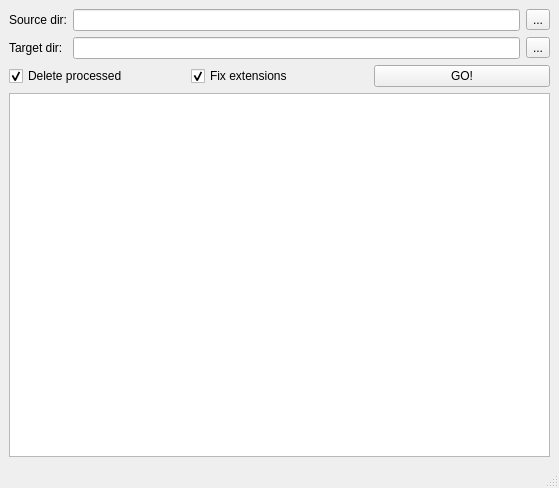
The window that main_window.ui (Kolcha/qImgSort) describes before a commit, drawn with Qt 5.
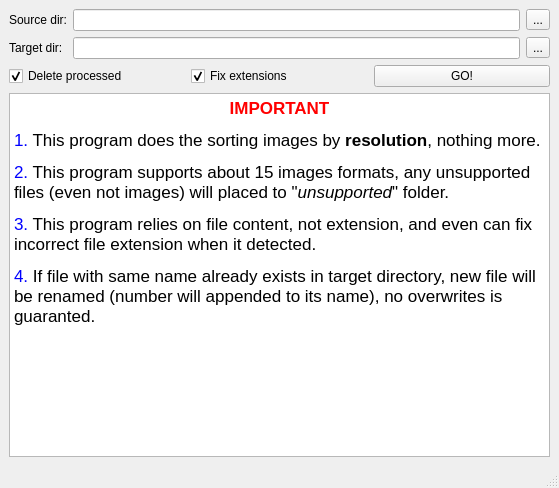
The same window after the commit.

Patch:
```diff
--- a/main_window.ui
+++ b/main_window.ui
@@ -89,6 +89,17 @@
       <property name="readOnly">
        <bool>true</bool>
       </property>
+      <property name="html">
+       <string>&lt;!DOCTYPE HTML PUBLIC &quot;-//W3C//DTD HTML 4.0//EN&quot; &quot;http://www.w3.org/TR/REC-html40/strict.dtd&quot;&gt;
+&lt;html&gt;&lt;head&gt;&lt;meta name=&quot;qrichtext&quot; content=&quot;1&quot; /&gt;&lt;style type=&quot;text/css&quot;&gt;
+p, li { white-space: pre-wrap; }
+&lt;/style&gt;&lt;/head&gt;&lt;body style=&quot; font-family:'.Lucida Grande UI'; font-size:13pt; font-weight:400; font-style:normal;&quot;&gt;
+&lt;p align=&quot;center&quot; style=&quot; margin-top:0px; margin-bottom:0px; margin-left:0px; margin-right:0px; -qt-block-indent:0; text-indent:0px;&quot;&gt;&lt;span style=&quot; font-weight:600; color:#ff0000;&quot;&gt;IMPORTANT&lt;/span&gt;&lt;/p&gt;
+&lt;p style=&quot; margin-top:12px; margin-bottom:12px; margin-left:0px; margin-right:0px; -qt-block-indent:0; text-indent:0px;&quot;&gt;&lt;span style=&quot; color:#0000ff;&quot;&gt;1.&lt;/span&gt; This program does the sorting images by &lt;span style=&quot; font-weight:600;&quot;&gt;resolution&lt;/span&gt;, nothing more.&lt;/p&gt;
+&lt;p style=&quot; margin-top:12px; margin-bottom:12px; margin-left:0px; margin-right:0px; -qt-block-indent:0; text-indent:0px;&quot;&gt;&lt;span style=&quot; color:#0000ff;&quot;&gt;2.&lt;/span&gt; This program supports about 15 images formats, any unsupported files (even not images) will placed to &amp;quot;&lt;span style=&quot; font-style:italic;&quot;&gt;unsupported&lt;/span&gt;&amp;quot; folder.&lt;/p&gt;
+&lt;p style=&quot; margin-top:12px; margin-bottom:12px; margin-left:0px; margin-right:0px; -qt-block-indent:0; text-indent:0px;&quot;&gt;&lt;span style=&quot; color:#0000ff;&quot;&gt;3.&lt;/span&gt; This program relies on file content, not extension, and even can fix incorrect file extension when it detected.&lt;/p&gt;
+&lt;p style=&quot; margin-top:12px; margin-bottom:12px; margin-left:0px; margin-right:0px; -qt-block-indent:0; text-indent:0px;&quot;&gt;&lt;span style=&quot; color:#0000ff;&quot;&gt;4.&lt;/span&gt; If file with same name already exists in target directory, new file will be renamed (number will appended to its name), no overwrites is guaranted.&lt;/p&gt;&lt;/body&gt;&lt;/html&gt;</string>
+      </property>
      </widget>
     </item>
    </layout>
```
Left out of the diff: 6 changed lines with no effect on the pictures.
